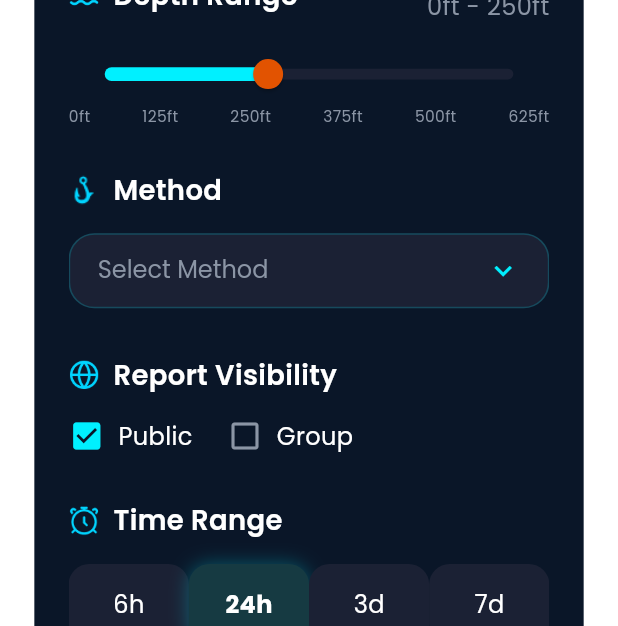
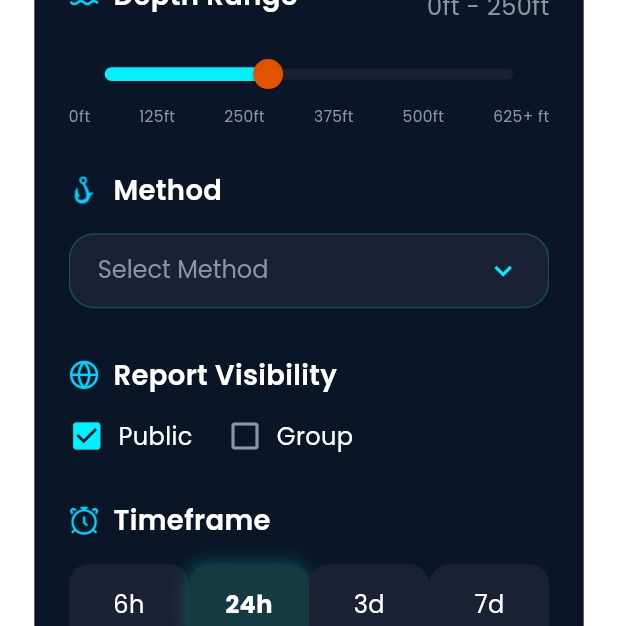
Before and after one commit to Kamrulbiswas009/offsore_fishing_app, a Flutter app: the FilterDialog widget shown alone on an empty page, opened directly, on a phone screen of 412 x 824 dp. Shown: the part 445-1071 px from the top of the screen. Run offline on Flutter 3.47's test engine with Material 3 defaults, Android fonts, the phone set to English and light mode, and no system bars; our stand-ins replace connectivity_plus, firebase_auth, firebase_core, fl_chart, flutter_easyloading, flutter_screenutil and 11 more; missing offline and left inert: flutter_stripe, mapbox_maps_flutter; accounts and stored records are empty; network calls fail.

Commit message:
feat: update depth range UI and logic to support 625+ ft open-ended filters

```diff
--- a/lib/features/main_screen/widgets/filter_dialog.dart
+++ b/lib/features/main_screen/widgets/filter_dialog.dart
@@ -200,7 +200,9 @@ class FilterDialog extends StatelessWidget {
                   _sectionHeader(IconPath.waveIcon, "Depth Range"),
                   Obx(
                     () => Text(
-                      "0ft - ${controller.depthValue.value.toInt()}ft",
+                      controller.depthValue.value.toInt() >= 625
+                          ? "0ft - 625+ ft"
+                          : "0ft - ${controller.depthValue.value.toInt()}ft",
                       style: getTextStyle(
                         fontSize: 14,
                         color: AppColors.grey8B95A5Color,
@@ -386,7 +388,7 @@ class FilterDialog extends StatelessWidget {
               ),
               SizedBox(height: 25.h),
 
-              _sectionHeader(IconPath.clock, "Time Range"),
+              _sectionHeader(IconPath.clock, "Timeframe"),
               Obx(
                 () => Row(
                   mainAxisAlignment: MainAxisAlignment.spaceBetween,
@@ -583,7 +585,7 @@ class FilterDialog extends StatelessWidget {
   Widget _depthLabels() {
     return Row(
       mainAxisAlignment: MainAxisAlignment.spaceBetween,
-      children: ["0ft", "125ft", "250ft", "375ft", "500ft", "625ft"]
+      children: ["0ft", "125ft", "250ft", "375ft", "500ft", "625+ ft"]
           .map(
             (e) => Text(
               e,
--- a/lib/features/map/controller/map_screen_controller.dart
+++ b/lib/features/map/controller/map_screen_controller.dart
@@ -580,7 +580,9 @@ class MapScreenController extends GetxController {
             ? null
             : filterController.selectedSpecies.join(',');
         depthMin = 0;
-        depthMax = filterController.depthValue.value.toInt();
+        depthMax = filterController.depthValue.value.toInt() >= 625
+            ? null
+            : filterController.depthValue.value.toInt();
 
         final mappedMethods = filterController.selectedMethods.map((m) {
           final clean = m.trim().toUpperCase();
```
Also changed, not shown: lib/features/groups/controller/group_details_screen_controller.dart (+7 -4 lines).
